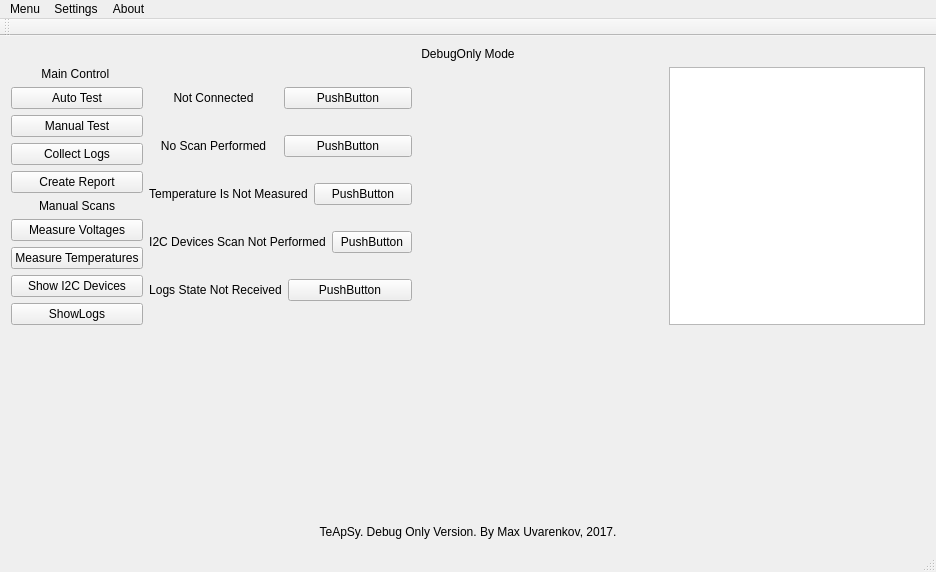
First picture: the form in TeApSy/mainwindow.ui, repository Mar94oK/TeApSy, before the edit.
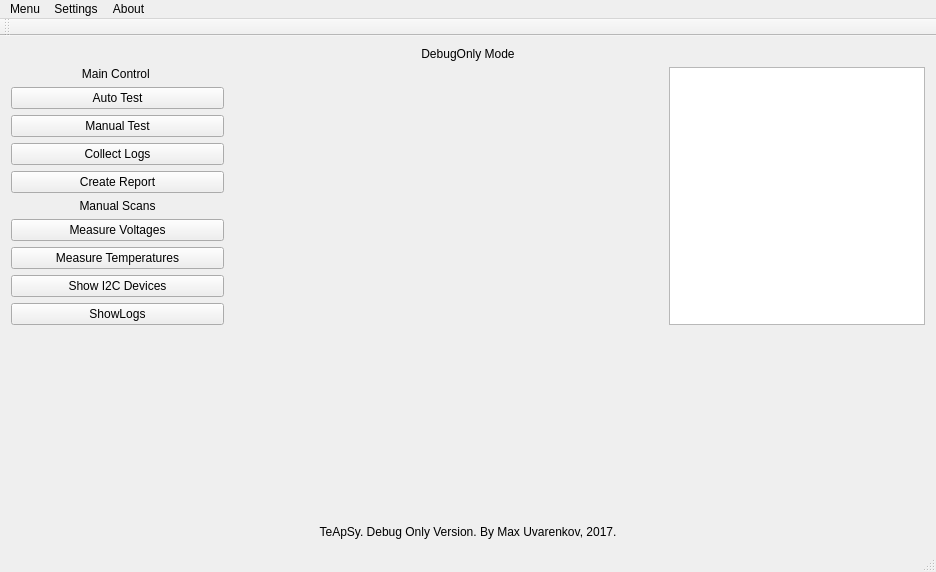
Second picture: the form after the edit. Custom widgets are drawn as their Qt base class.

Patch:
```diff
--- a/TeApSy/mainwindow.ui
+++ b/TeApSy/mainwindow.ui
@@ -153,115 +153,6 @@
         </item>
        </layout>
       </item>
-      <item>
-       <layout class="QVBoxLayout" name="lt_StatusLbls">
-        <item>
-         <layout class="QHBoxLayout" name="lt_ConnectionState">
-          <item>
-           <widget class="QLabel" name="lbl_ConnectionState">
-            <property name="text">
-             <string>Not Connected</string>
-            </property>
-            <property name="alignment">
-             <set>Qt::AlignCenter</set>
-            </property>
-           </widget>
-          </item>
-          <item>
-           <widget class="QPushButton" name="btn_LedConnectionState">
-            <property name="text">
-             <string>PushButton</string>
-            </property>
-           </widget>
-          </item>
-         </layout>
-        </item>
-        <item>
-         <layout class="QHBoxLayout" name="lt_VoltageScanResults">
-          <item>
-           <widget class="QLabel" name="lbl_VoltageScanResults">
-            <property name="text">
-             <string>No Scan Performed</string>
-            </property>
-            <property name="alignment">
-             <set>Qt::AlignCenter</set>
-            </property>
-           </widget>
-          </item>
-          <item>
-           <widget class="QPushButton" name="btn_LedVoltageState">
-            <property name="text">
-             <string>PushButton</string>
-            </property>
-           </widget>
-          </item>
-         </layout>
-        </item>
-        <item>
-         <layout class="QHBoxLayout" name="lt_TemperaturesStates">
-          <item>
-           <widget class="QLabel" name="lbl_TemperatureState">
-            <property name="text">
-             <string>Temperature Is Not Measured</string>
-            </property>
-            <property name="alignment">
-             <set>Qt::AlignCenter</set>
-            </property>
-           </widget>
-          </item>
-          <item>
-           <widget class="QPushButton" name="btn_LedTemperatureState">
-            <property name="text">
-             <string>PushButton</string>
-            </property>
-           </widget>
-          </item>
-         </layout>
-        </item>
-        <item>
-         <layout class="QHBoxLayout" name="lt_I2CDevicesScan">
-          <item>
-           <widget class="QLabel" name="lbl_LedI2CScan">
-            <property name="text">
-             <string>I2C Devices Scan Not Performed</string>
-            </property>
-            <property name="alignment">
-             <set>Qt::AlignCenter</set>
-            </property>
-           </widget>
-          </item>
-          <item>
-           <widget class="QPushButton" name="btn_I2CScan">
-            <property name="text">
-             <string>PushButton</string>
-            </property>
-           </widget>
-          </item>
-         </layout>
-        </item>
-        <item>
-         <layout class="QHBoxLayout" name="lt_LogsState">
-          <item>
-           <widget class="QLabel" name="lbl_LogsState">
-            <property name="text">
-             <string>Logs State Not Received</string>
-            </property>
-            <property name="alignment">
-             <set>Qt::AlignCenter</set>
-            </property>
-           </widget>
-          </item>
-          <item>
-           <widget class="QPushButton" name="btn_LedLogs">
-            <property name="text">
-             <string>PushButton</string>
-            </property>
-           </widget>
-          </item>
-         </layout>
-        </item>
-       </layout>
-      </item>
       <item>
        <layout class="QVBoxLayout" name="lt_TempHumid">
         <item>
```
Left out of the diff: 2 changed lines with no effect on the pictures.
